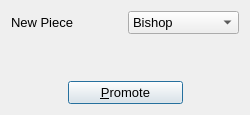
Above: UI/qtchess_promotion.ui from textbrowser/qtchess before the change. Below: the same form after it.
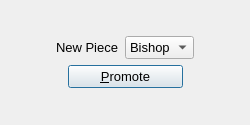
That is the form after the change. Icons and pictures are not drawn.

Commit message: Center the contents.

```diff
--- a/UI/qtchess_promotion.ui
+++ b/UI/qtchess_promotion.ui
@@ -7,7 +7,7 @@
     <x>0</x>
     <y>0</y>
     <width>250</width>
-    <height>115</height>
+    <height>125</height>
    </rect>
   </property>
   <property name="minimumSize">
@@ -29,8 +29,34 @@
     <normaloff>:/chess.png</normaloff>:/chess.png</iconset>
   </property>
   <layout class="QVBoxLayout">
+   <item>
+    <spacer name="verticalSpacer_2">
+     <property name="orientation">
+      <enum>Qt::Vertical</enum>
+     </property>
+     <property name="sizeHint" stdset="0">
+      <size>
+       <width>20</width>
+       <height>40</height>
+      </size>
+     </property>
+    </spacer>
+   </item>
    <item>
     <layout class="QHBoxLayout" name="_2">
+     <item>
+      <spacer name="horizontalSpacer_2">
+       <property name="orientation">
+        <enum>Qt::Horizontal</enum>
+       </property>
+       <property name="sizeHint" stdset="0">
+        <size>
+         <width>40</width>
+         <height>20</height>
+        </size>
+       </property>
+      </spacer>
+     </item>
      <item>
       <widget class="QLabel" name="label">
        <property name="font">
@@ -70,20 +96,20 @@
        </item>
       </widget>
      </item>
-    </layout>
-   </item>
    <item>
-    <spacer name="spacer">
+      <spacer name="horizontalSpacer">
      <property name="orientation">
-      <enum>Qt::Vertical</enum>
+        <enum>Qt::Horizontal</enum>
      </property>
      <property name="sizeHint" stdset="0">
       <size>
-       <width>20</width>
-       <height>40</height>
+         <width>40</width>
+         <height>20</height>
       </size>
      </property>
     </spacer>
+     </item>
+    </layout>
    </item>
    <item>
     <layout class="QHBoxLayout" name="_3">
@@ -133,6 +159,19 @@
      </item>
     </layout>
    </item>
+   <item>
+    <spacer name="verticalSpacer">
+     <property name="orientation">
+      <enum>Qt::Vertical</enum>
+     </property>
+     <property name="sizeHint" stdset="0">
+      <size>
+       <width>20</width>
+       <height>40</height>
+      </size>
+     </property>
+    </spacer>
+   </item>
   </layout>
  </widget>
  <tabstops>
```
Lines whose indentation alone changed are shown as unchanged.
